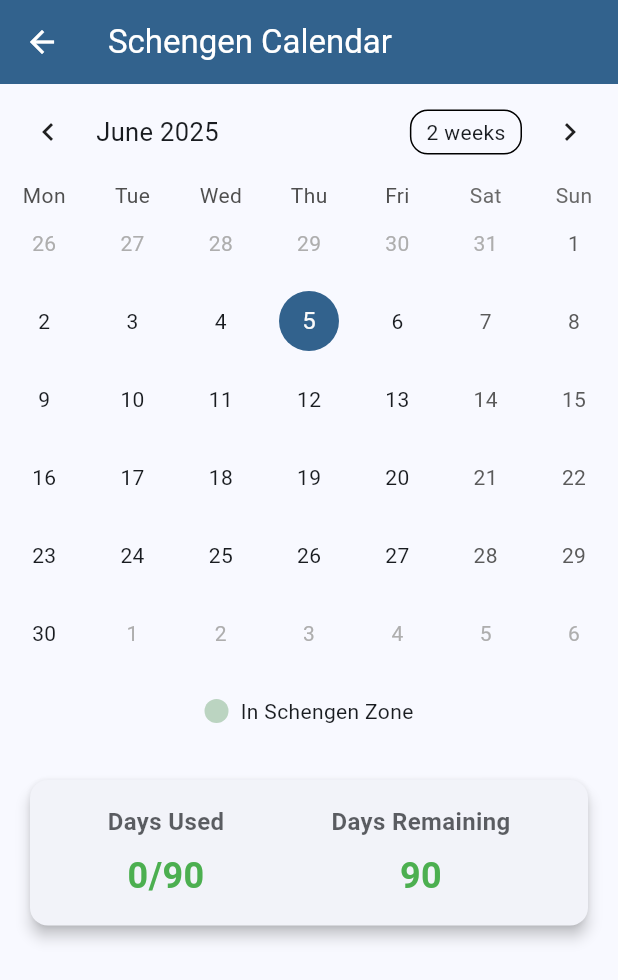
After one commit to hatstand/schenghaied, a Flutter app: the screen it shows after launch, after a tap on the "calendar month" icon, on a phone screen of 412 x 824 dp. The commit adds this screen. Shown: the top 980 px of the screen. Run offline on Flutter 3.47's test engine with Material 3 defaults, Android fonts, the phone set to English and light mode, and no system bars; drawn by our look-alikes of table_calendar; our stand-ins replace sqflite; accounts and stored records are empty.

Commit message:
Vibed calendar view

```diff
--- /dev/null
+++ b/lib/screens/calendar_screen.dart
@@ -0,0 +1,327 @@
+import 'package:flutter/material.dart';
+import 'package:provider/provider.dart';
+import 'package:schengen/models/stay_record.dart';
+import 'package:schengen/providers/stay_provider.dart';
+import 'package:table_calendar/table_calendar.dart';
+import 'package:intl/intl.dart';
+
+class CalendarScreen extends StatefulWidget {
+  const CalendarScreen({super.key});
+
+  @override
+  State<CalendarScreen> createState() => _CalendarScreenState();
+}
+
+class _CalendarScreenState extends State<CalendarScreen> {
+  late DateTime _focusedDay;
+  late DateTime _selectedDay;
+  late CalendarFormat _calendarFormat;
+  late Map<DateTime, List<StayRecord>> _events;
+
+  @override
+  void initState() {
+    super.initState();
+    _focusedDay = DateTime.now();
+    _selectedDay = DateTime.now();
+    _calendarFormat = CalendarFormat.month;
+    _events = {};
+
+    // Load data when screen initializes if needed
+    Future.microtask(() {
+      final stayProvider = Provider.of<StayProvider>(context, listen: false);
+      if (stayProvider.stays.isEmpty) {
+        stayProvider.loadStays();
+      }
+    });
+  }
+
+  @override
+  void didChangeDependencies() {
+    super.didChangeDependencies();
+    _generateEventsMap();
+  }
+
+  void _generateEventsMap() {
+    final stayProvider = Provider.of<StayProvider>(context, listen: false);
+    final Map<DateTime, List<StayRecord>> eventsMap = {};
+
+    for (var stay in stayProvider.stays) {
+      DateTime date = DateTime(stay.entryDate.year, stay.entryDate.month, stay.entryDate.day);
+      DateTime endDate = stay.exitDate != null
+          ? DateTime(stay.exitDate!.year, stay.exitDate!.month, stay.exitDate!.day)
+          : DateTime.now();
+
+      // Mark each day of the stay
+      for (var d = date; !d.isAfter(endDate); d = d.add(const Duration(days: 1))) {
+        final normalizedDate = DateTime(d.year, d.month, d.day);
+        if (eventsMap[normalizedDate] == null) {
+          eventsMap[normalizedDate] = [];
+        }
+        eventsMap[normalizedDate]!.add(stay);
+      }
+    }
+
+    setState(() {
+      _events = eventsMap;
+    });
+  }
+
+  Color _getMarkerColor(List<StayRecord>? stays) {
+    if (stays == null || stays.isEmpty) return Colors.transparent;
+    return Colors.green.shade800; // For days in the Schengen zone
+  }
+
+  List<StayRecord> _getEventsForDay(DateTime day) {
+    final normalizedDate = DateTime(day.year, day.month, day.day);
+    return _events[normalizedDate] ?? [];
+  }
+
+  @override
+  Widget build(BuildContext context) {
+    return Scaffold(
+      appBar: AppBar(
+        title: const Text('Schengen Calendar'),
+        backgroundColor: Theme.of(context).colorScheme.primary,
+        foregroundColor: Theme.of(context).colorScheme.onPrimary,
+      ),
+      body: Consumer<StayProvider>(
+        builder: (context, stayProvider, child) {
+          if (stayProvider.isLoading) {
+            return const Center(child: CircularProgressIndicator());
+          }
+
+          return Column(
+            children: [
+              // Calendar Widget
+              TableCalendar(
+                firstDay: DateTime.now().subtract(const Duration(days: 365 * 2)), // 2 years back
+                lastDay: DateTime.now().add(const Duration(days: 365)), // 1 year ahead
+                focusedDay: _focusedDay,
+                selectedDayPredicate: (day) => isSameDay(_selectedDay, day),
+                calendarFormat: _calendarFormat,
+                eventLoader: _getEventsForDay,
+                startingDayOfWeek: StartingDayOfWeek.monday,
+                calendarStyle: CalendarStyle(
+                  markersMaxCount: 1,
+                  markerDecoration: const BoxDecoration(
+                    color: Colors.transparent,
+                    shape: BoxShape.circle,
+                  ),
+                  todayDecoration: BoxDecoration(
+                    color: Theme.of(context).colorScheme.primary.withOpacity(0.5),
+                    shape: BoxShape.circle,
+                  ),
+                  selectedDecoration: BoxDecoration(
+                    color: Theme.of(context).colorScheme.primary,
+                    shape: BoxShape.circle,
+                  ),
+                ),
+                calendarBuilders: CalendarBuilders(
+                  markerBuilder: (context, date, events) {
+                    if (events.isNotEmpty) {
+                      return Positioned(
+                        bottom: 1,
+                        child: Container(
+                          width: 40,
+                          height: 40,
+                          decoration: BoxDecoration(
+                            color: _getMarkerColor(events as List<StayRecord>?).withOpacity(0.3),
+                            shape: BoxShape.circle,
+                          ),
+                        ),
+                      );
+                    }
+                    return null;
+                  },
+                ),
+                onDaySelected: (selectedDay, focusedDay) {
+                  setState(() {
+                    _selectedDay = selectedDay;
+                    _focusedDay = focusedDay; // update focused day when selecting a day
+                  });
+                  _showStaysForSelectedDay(selectedDay);
+                },
+                onFormatChanged: (format) {
+                  setState(() {
+                    _calendarFormat = format;
+                  });
+                },
+                onPageChanged: (focusedDay) {
+                  setState(() {
+                    _focusedDay = focusedDay;
+                  });
+                },
+              ),
+
+              // Legend
+              Padding(
+                padding: const EdgeInsets.all(16.0),
+                child: Row(
+                  mainAxisAlignment: MainAxisAlignment.center,
+                  children: [
+                    Container(
+                      width: 16,
+                      height: 16,
+                      decoration: BoxDecoration(
+                        color: Colors.green.shade800.withOpacity(0.3),
+                        shape: BoxShape.circle,
+                      ),
+                    ),
+                    const SizedBox(width: 8),
+                    const Text('In Schengen Zone'),
+                  ],
+                ),
+              ),
+
+              // Stats
+              Padding(
+                padding: const EdgeInsets.all(16.0),
+                child: Card(
+                  elevation: 4,
+                  child: Padding(
+                    padding: const EdgeInsets.all(16.0),
+                    child: Row(
+                      mainAxisAlignment: MainAxisAlignment.spaceAround,
+                      children: [
+                        _buildStatWidget(
+                          'Days Used',
+                          '${stayProvider.daysSpent}/90',
+                          stayProvider.daysSpent > 80
+                              ? Colors.red
+                              : stayProvider.daysSpent > 60
+                                  ? Colors.orange
+                                  : Colors.green,
+                        ),
+                        _buildStatWidget(
+                          'Days Remaining',
+                          '${stayProvider.daysRemaining}',
+                          stayProvider.daysRemaining < 10
+                              ? Colors.red
+                              : stayProvider.daysRemaining < 30
+                                  ? Colors.orange
+                                  : Colors.green,
+                        ),
+                      ],
+                    ),
+                  ),
+                ),
+              ),
+            ],
+          );
+        },
+      ),
+    );
+  }
+
+  Widget _buildStatWidget(String label, String value, Color color) {
+    return Column(
+      children: [
+        Text(
+          label,
+          style: TextStyle(
+            fontSize: 16,
+            fontWeight: FontWeight.bold,
+            color: Theme.of(context).colorScheme.onSurface.withOpacity(0.7),
+          ),
+        ),
+        const SizedBox(height: 8),
+        Text(
+          value,
+          style: TextStyle(
+            fontSize: 24,
+            fontWeight: FontWeight.bold,
+            color: color,
+          ),
+        ),
+      ],
+    );
+  }
+
+  void _showStaysForSelectedDay(DateTime selectedDay) {
+    final events = _getEventsForDay(selectedDay);
+
+    if (events.isEmpty) return;
+
+    showModalBottomSheet(
+      context: context,
+      isScrollControlled: true,
+      builder: (context) => DrayCurvedBottomSheet(
+        title: 'Stays on ${DateFormat('MMM d, yyyy').format(selectedDay)}',
+        child: ListView.builder(
+          shrinkWrap: true,
+          itemCount: events.length,
+          itemBuilder: (context, index) {
+            final stay = events[index];
+            return ListTile(
+              title: Text(
+                '${DateFormat('MMM d').format(stay.entryDate)} - ${stay.exitDate != null ? DateFormat('MMM d').format(stay.exitDate!) : 'Present'}',
+                style: const TextStyle(fontWeight: FontWeight.bold),
+              ),
+              subtitle: Text(
+                stay.notes.isNotEmpty ? stay.notes : 'No notes',
+              ),
+              trailing: Text(
+                '${stay.durationInDays} days',
+                style: TextStyle(
+                  color: Theme.of(context).colorScheme.secondary,
+                  fontWeight: FontWeight.bold,
+                ),
+              ),
+            );
+          },
+        ),
+      ),
+    );
+  }
+}
+
+class DrayCurvedBottomSheet extends StatelessWidget {
+  final String title;
+  final Widget child;
+
+  const DrayCurvedBottomSheet({
+    super.key,
+    required this.title,
+    required this.child,
+  });
+
+  @override
+  Widget build(BuildContext context) {
+    return Container(
+      padding: const EdgeInsets.all(16),
+      decoration: BoxDecoration(
+        color: Theme.of(context).colorScheme.surface,
+        borderRadius: const BorderRadius.only(
+          topLeft: Radius.circular(20),
+          topRight: Radius.circular(20),
+        ),
+      ),
+      child: Column(
+        mainAxisSize: MainAxisSize.min,
+        children: [
+          // Handle indicator
+          Container(
+            width: 40,
+            height: 5,
+            decoration: BoxDecoration(
+              color: Colors.grey[300],
+              borderRadius: BorderRadius.circular(10),
+            ),
+          ),
+          const SizedBox(height: 16),
+          // Title
+          Text(
+            title,
+            style: const TextStyle(
+              fontSize: 18,
+              fontWeight: FontWeight.bold,
+            ),
+          ),
+          const SizedBox(height: 16),
+          // Content
+          child,
+        ],
+      ),
+    );
+  }
+}
--- a/lib/screens/home_screen.dart
+++ b/lib/screens/home_screen.dart
@@ -2,6 +2,7 @@ import 'package:flutter/material.dart';
 import 'package:provider/provider.dart';
 import 'package:schengen/providers/stay_provider.dart';
 import 'package:schengen/screens/add_stay_screen.dart';
+import 'package:schengen/screens/calendar_screen.dart';
 import 'package:schengen/screens/stay_details_screen.dart';
 import 'package:schengen/models/stay_record.dart';
 import 'package:intl/intl.dart';
@@ -30,6 +31,18 @@ class _HomeScreenState extends State<HomeScreen> {
         title: const Text('Schengen Tracker'),
         backgroundColor: Theme.of(context).colorScheme.primary,
         foregroundColor: Theme.of(context).colorScheme.onPrimary,
+        actions: [
+          IconButton(
+            icon: const Icon(Icons.calendar_month),
+            tooltip: 'Calendar View',
+            onPressed: () {
+              Navigator.push(
+                context,
+                MaterialPageRoute(builder: (context) => const CalendarScreen()),
+              );
+            },
+          ),
+        ],
       ),
       body: Consumer<StayProvider>(
         builder: (context, stayProvider, child) {
```
